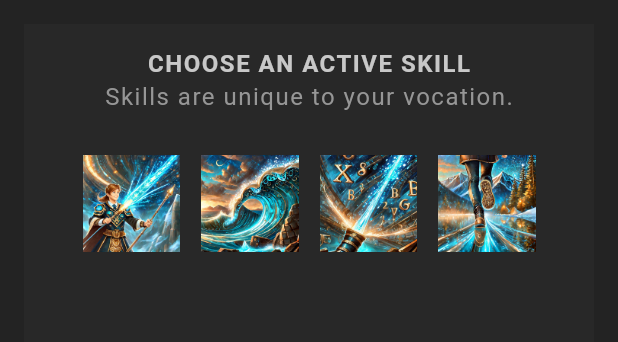
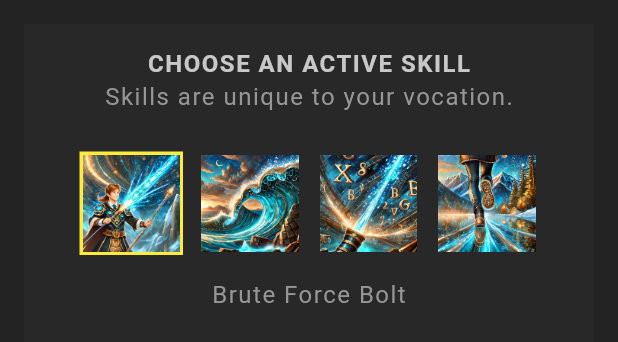
Before and after one commit to vanesascode/medieval_character_creator_flutter, a Flutter app: the SkillList widget shown alone on an empty page, opened directly with sample values from the repository, on a phone screen of 412 x 824 dp. Shown: the top 342 px of the screen. Run offline on Flutter 3.47's test engine with Material 3 defaults, Android fonts, the phone set to English and light mode, and no system bars; our stand-ins replace google_fonts; Roboto replaces fonts that are missing (Kanit).

Commit message:
feat: :sparkles: add functionality to select a skill in the skillList widget

```diff
--- a/lib/screens/profile/skill_list.dart
+++ b/lib/screens/profile/skill_list.dart
@@ -15,12 +15,20 @@ class SkillList extends StatefulWidget {
 
 class _SkillListState extends State<SkillList> {
   late List<Skill> availableSkills;
+  late Skill selectedSkill;
 
   @override
   void initState() {
     availableSkills = allSkills.where((skill) {
       return skill.vocation == widget.character.vocation;
     }).toList();
+
+    if (widget.character.skills.isEmpty) {
+      selectedSkill = availableSkills[0];
+    }
+    if (widget.character.skills.isNotEmpty) {
+      selectedSkill = widget.character.skills.first;
+    }
 
     super.initState();
   }
@@ -43,13 +51,23 @@ class _SkillListState extends State<SkillList> {
                     return Container(
                       margin: const EdgeInsets.all(5),
                       padding: const EdgeInsets.all(2),
-                      child: Image.asset(
-                        "assets/img/skills/${skill.image}",
-                        width: 65,
+                      color: skill == selectedSkill ? Colors.yellow : null,
+                      child: GestureDetector(
+                        onTap: () {
+                          setState(() {
+                            widget.character.updateSkills(skill);
+                            selectedSkill = skill;
+                          });
+                        },
+                        child: Image.asset(
+                          "assets/img/skills/${skill.image}",
+                          width: 65,
+                        ),
                       ),
                     );
                   }).toList()),
               const SizedBox(height: 10),
+              StyledText(selectedSkill.name)
             ],
           ),
         ));
```
